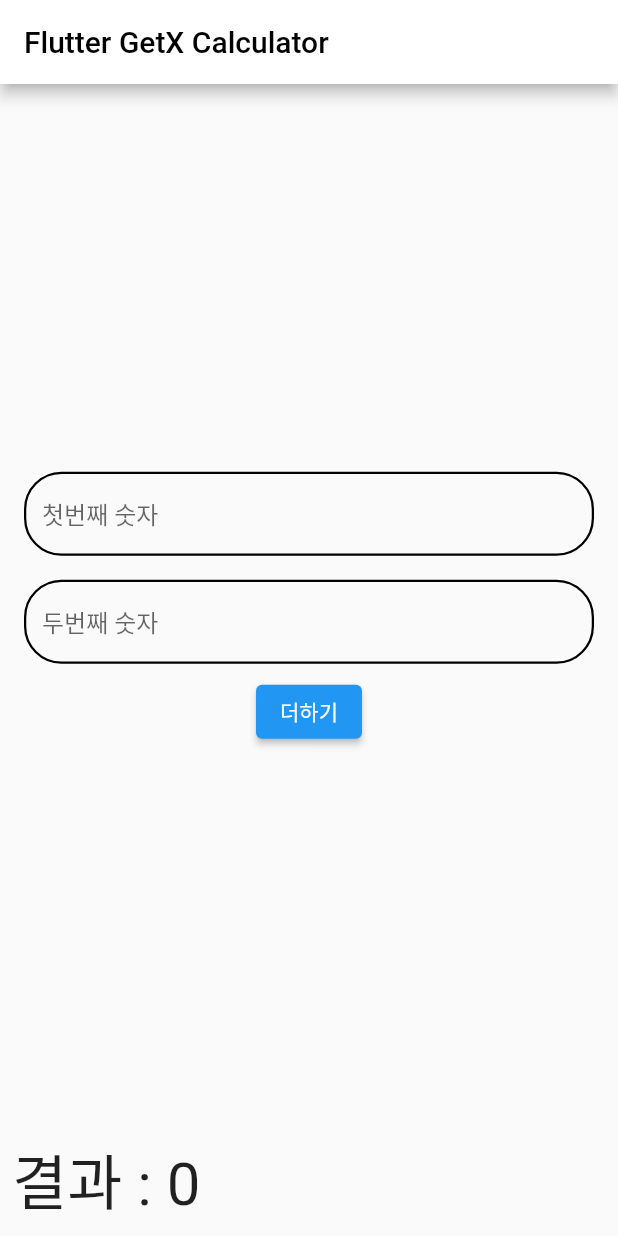
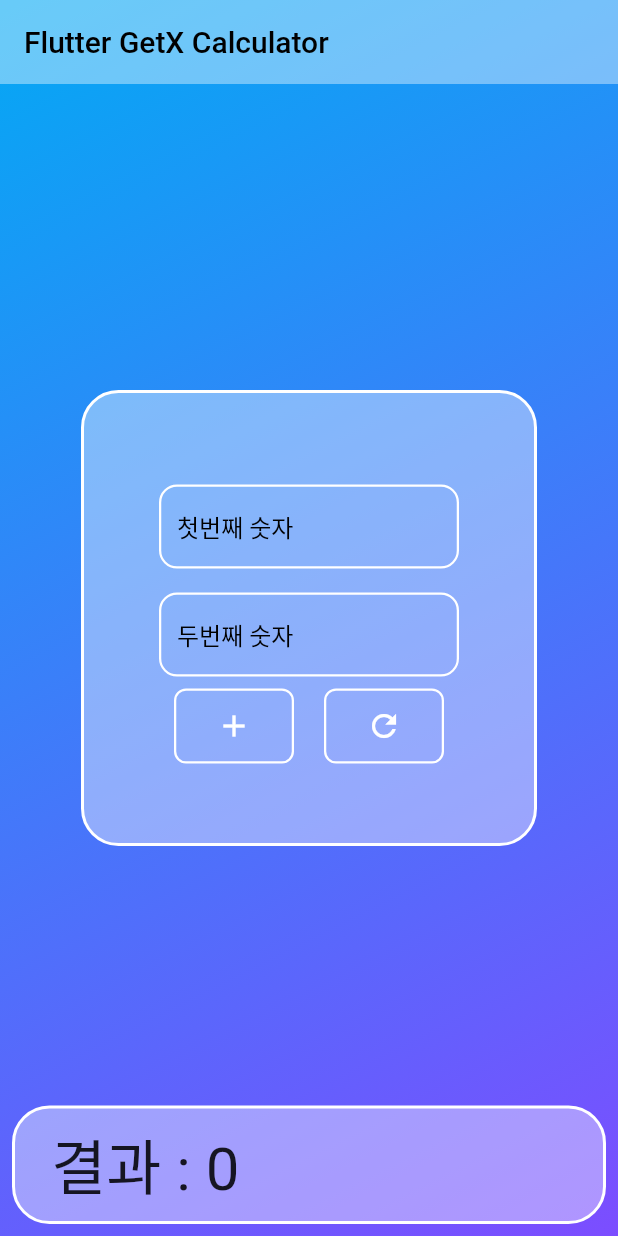
Before and after one commit to SangWook16074/flutter_getx_calculator, a Flutter app: the screen it shows after launch, on a phone screen of 412 x 824 dp. Run offline on Flutter 3.47's test engine with Material 2 defaults, Android fonts, the phone set to English and light mode, and no system bars; our stand-ins replace get.

Commit message:
디자인 완료

```diff
--- a/lib/main.dart
+++ b/lib/main.dart
@@ -14,9 +14,7 @@ class MyApp extends StatelessWidget {
   @override
   Widget build(BuildContext context) {
     return GetMaterialApp(
-      theme: ThemeData(
-          appBarTheme: const AppBarTheme(
-              backgroundColor: Colors.white, foregroundColor: Colors.black)),
+      theme: ThemeData(),
       home: const App(),
       initialBinding: InitBinding(),
     );
--- /dev/null
+++ b/lib/src/components/glass_btn.dart
@@ -0,0 +1,22 @@
+import 'package:flutter/material.dart';
+
+class GlassButton extends StatelessWidget {
+  final void Function() onPressed;
+  final Icon child;
+  const GlassButton({super.key, required this.onPressed, required this.child});
+
+  @override
+  Widget build(BuildContext context) {
+    return InkWell(
+      onTap: onPressed,
+      child: Container(
+        width: 80,
+        height: 50,
+        decoration: BoxDecoration(
+            borderRadius: BorderRadius.circular(8.0),
+            border: Border.all(width: 1.5, color: Colors.white)),
+        child: child,
+      ),
+    );
+  }
+}
--- a/lib/src/components/input_field.dart
+++ b/lib/src/components/input_field.dart
@@ -17,16 +17,16 @@ class InputField extends StatelessWidget {
       controller: controller,
       cursorColor: Colors.black,
       decoration: InputDecoration(
-        isDense: true,
-        border: InputBorder.none,
-        focusedBorder: OutlineInputBorder(
-            borderSide: const BorderSide(color: Colors.blue, width: 1.5),
-            borderRadius: BorderRadius.circular(25.0)),
-        enabledBorder: OutlineInputBorder(
-            borderSide: const BorderSide(color: Colors.black, width: 1.5),
-            borderRadius: BorderRadius.circular(25.0)),
-        hintText: hintText,
-      ),
+          isDense: true,
+          border: InputBorder.none,
+          focusedBorder: OutlineInputBorder(
+              borderSide: const BorderSide(color: Colors.white, width: 3.0),
+              borderRadius: BorderRadius.circular(12.0)),
+          enabledBorder: OutlineInputBorder(
+              borderSide: const BorderSide(color: Colors.white, width: 1.5),
+              borderRadius: BorderRadius.circular(12.0)),
+          hintText: hintText,
+          hintStyle: const TextStyle(color: Colors.black)),
     );
   }
 }
--- a/lib/src/controller/app_controller.dart
+++ b/lib/src/controller/app_controller.dart
@@ -16,4 +16,10 @@ class AppController extends GetxController {
     var total = number1 + number2;
     _result(total);
   }
+
+  void reset() {
+    _result(0);
+    num1.clear();
+    num2.clear();
+  }
 }
--- a/lib/src/view/app.dart
+++ b/lib/src/view/app.dart
@@ -1,4 +1,5 @@
 import 'package:flutter/material.dart';
+import 'package:flutter_getx_calculator/src/components/glass_btn.dart';
 import 'package:flutter_getx_calculator/src/components/input_field.dart';
 import 'package:flutter_getx_calculator/src/controller/app_controller.dart';
 import 'package:get/get_state_manager/get_state_manager.dart';
@@ -11,17 +12,42 @@ class App extends GetView<AppController> {
     return GestureDetector(
       onTap: () => FocusScope.of(context).unfocus(),
       child: Scaffold(
+        extendBody: true,
+        extendBodyBehindAppBar: true,
         appBar: AppBar(
+          elevation: 0.0,
+          backgroundColor: Colors.white.withOpacity(0.4),
+          foregroundColor: Colors.black,
           title: const Text('Flutter GetX Calculator'),
         ),
-        body: Center(
+        body: Container(
+          decoration: const BoxDecoration(
+              gradient: LinearGradient(
+                  begin: Alignment.topLeft,
+                  end: Alignment.bottomRight,
+                  colors: [
+                Colors.lightBlue,
+                Colors.deepPurpleAccent,
+              ])),
+          child: Center(
             child: SingleChildScrollView(
+              child: Container(
+                decoration: BoxDecoration(
+                    color: Colors.white.withOpacity(0.4),
+                    borderRadius: BorderRadius.circular(25.0),
+                    border: Border.all(width: 2.0, color: Colors.white)),
+                child: SizedBox(
+                  height: 300,
+                  width: 300,
                   child: Column(
                     mainAxisAlignment: MainAxisAlignment.center,
                     children: [
                       _input(),
                       _button(),
                     ],
+                  ),
+                ),
+              ),
             ),
           ),
         ),
@@ -34,10 +60,17 @@ class App extends GetView<AppController> {
     return SafeArea(
       child: Padding(
         padding: const EdgeInsets.all(8.0),
+        child: Container(
+          padding: const EdgeInsets.symmetric(horizontal: 24.0, vertical: 8.0),
+          decoration: BoxDecoration(
+              color: Colors.white.withOpacity(0.4),
+              borderRadius: BorderRadius.circular(25.0),
+              border: Border.all(width: 2.0, color: Colors.white)),
           child: Obx(
             () => Text(
               '결과 : ${controller.result}',
               style: const TextStyle(fontSize: 40),
+            ),
           ),
         ),
       ),
@@ -48,14 +81,14 @@ class App extends GetView<AppController> {
     return Column(
       children: [
         Padding(
-          padding: const EdgeInsets.symmetric(horizontal: 16.0, vertical: 8.0),
+          padding: const EdgeInsets.symmetric(horizontal: 50.0, vertical: 8.0),
           child: InputField(
             controller: controller.num1,
             hintText: '첫번째 숫자',
           ),
         ),
         Padding(
-          padding: const EdgeInsets.symmetric(horizontal: 16.0, vertical: 8.0),
+          padding: const EdgeInsets.symmetric(horizontal: 50.0, vertical: 8.0),
           child: InputField(
             controller: controller.num2,
             hintText: '두번째 숫자',
@@ -66,7 +99,25 @@ class App extends GetView<AppController> {
   }
 
   Widget _button() {
-    return ElevatedButton(
-        onPressed: controller.calculate, child: const Text('더하기'));
+    return SizedBox(
+      width: 200,
+      child: Row(
+        mainAxisAlignment: MainAxisAlignment.spaceAround,
+        children: [
+          GlassButton(
+              onPressed: controller.calculate,
+              child: const Icon(
+                Icons.add,
+                color: Colors.white,
+              )),
+          GlassButton(
+              onPressed: controller.reset,
+              child: const Icon(
+                Icons.refresh,
+                color: Colors.white,
+              )),
+        ],
+      ),
+    );
   }
 }
```
Lines whose indentation alone changed are shown as unchanged.
